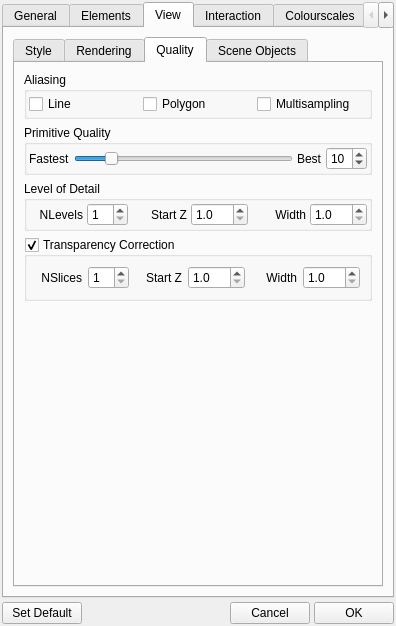
This is branches/engine/src/gui/prefs.ui in trisyoungs/aten as Qt 5 draws it before an edit. The edited form follows.
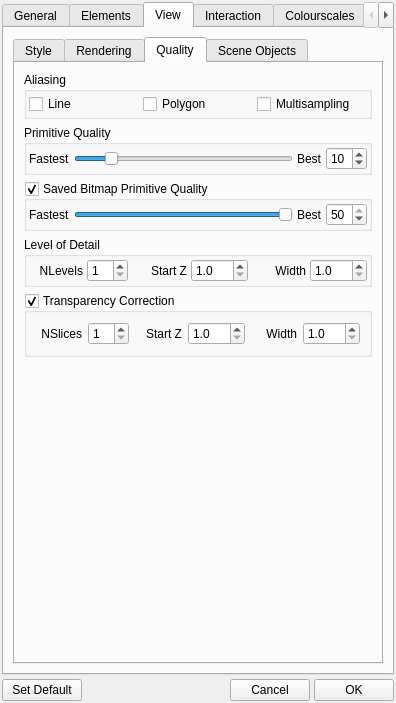
This is the edited form. The open tabs and pages were chosen to show the change. Icons and pictures are not drawn. Custom widgets are drawn as their Qt base class.

Commit message: Added controls to specify separate primitive quality for saved images. Updated documentation. Orthographic view fixed. Added selective rendering of implemented view objects.

```diff
--- a/branches/engine/src/gui/prefs.ui
+++ b/branches/engine/src/gui/prefs.ui
@@ -7,7 +7,7 @@
     <x>0</x>
     <y>0</y>
     <width>396</width>
-    <height>626</height>
+    <height>703</height>
    </rect>
   </property>
   <property name="sizePolicy">
@@ -1628,6 +1628,80 @@
              </layout>
             </widget>
            </item>
+           <item>
+            <widget class="QGroupBox" name="ImagePrimitivesGroup">
+             <property name="sizePolicy">
+              <sizepolicy hsizetype="Preferred" vsizetype="Minimum">
+               <horstretch>0</horstretch>
+               <verstretch>0</verstretch>
+              </sizepolicy>
+             </property>
+             <property name="toolTip">
+              <string>Primitive quality to use for saved images (or same as current primitive quality if disabled)</string>
+             </property>
+             <property name="title">
+              <string>Saved Bitmap Primitive Quality</string>
+             </property>
+             <property name="checkable">
+              <bool>true</bool>
+             </property>
+             <layout class="QVBoxLayout" name="verticalLayout_21">
+              <property name="spacing">
+               <number>4</number>
+              </property>
+              <property name="margin">
+               <number>2</number>
+              </property>
+              <item>
+               <layout class="QHBoxLayout" name="horizontalLayout_15">
+                <item>
+                 <widget class="QLabel" name="FastestLabel_2">
+                  <property name="text">
+                   <string>Fastest</string>
+                  </property>
+                 </widget>
+                </item>
+                <item>
+                 <widget class="QSlider" name="ImagePrimitiveQualitySlider">
+                  <property name="minimum">
+                   <number>3</number>
+                  </property>
+                  <property name="maximum">
+                   <number>50</number>
+                  </property>
+                  <property name="value">
+                   <number>50</number>
+                  </property>
+                  <property name="orientation">
+                   <enum>Qt::Horizontal</enum>
+                  </property>
+                 </widget>
+                </item>
+                <item>
+                 <widget class="QLabel" name="label_58">
+                  <property name="text">
+                   <string>Best</string>
+                  </property>
+                 </widget>
+                </item>
+                <item>
+                 <widget class="QSpinBox" name="ImagePrimitiveQualitySpin">
+                  <property name="minimum">
+                   <number>3</number>
+                  </property>
+                  <property name="maximum">
+                   <number>50</number>
+                  </property>
+                  <property name="value">
+                   <number>50</number>
+                  </property>
+                 </widget>
+                </item>
+               </layout>
+              </item>
+             </layout>
+            </widget>
+           </item>
            <item>
             <widget class="QGroupBox" name="LevelOfDetailGroup">
              <property name="title">
```
Left out of the diff: 4 changed lines with no effect on the pictures. The commit also changes 14 other files.
